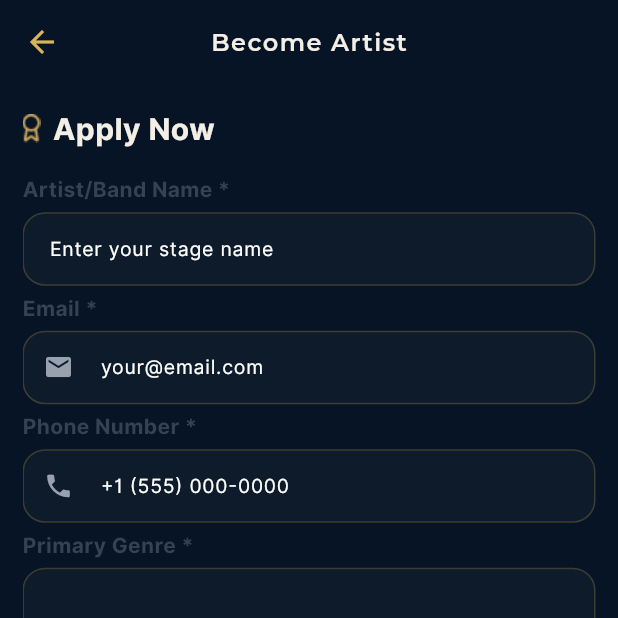
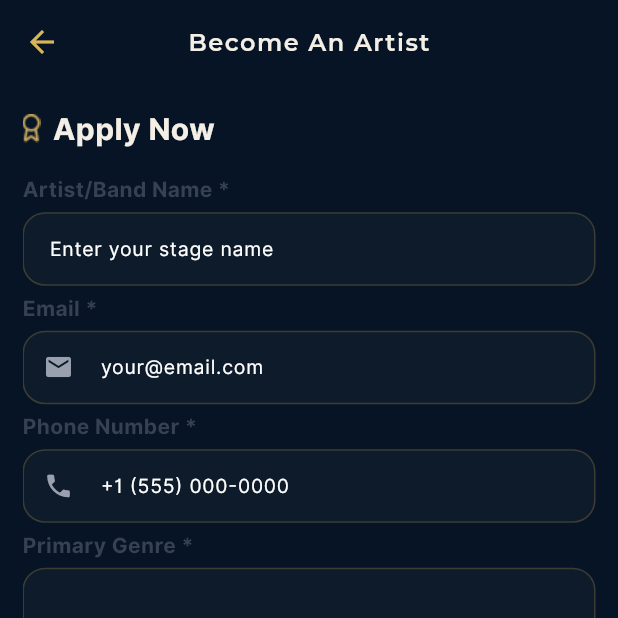
Before and after one commit to Elpadrino971/Eliv, a Flutter app: the BecomeArtist screen opened directly, on a phone screen of 412 x 824 dp, the top half of it. Run offline on Flutter 3.47's test engine with Material 3 defaults, Android fonts, the phone set to English and light mode, and no system bars; our stand-ins replace cached_network_image, firebase_auth, firebase_core, firebase_messaging, flutter_local_notifications, get and 7 more; missing offline and left inert: purchases_flutter, zego_uikit_prebuilt_live_streaming; accounts and stored records are empty.

```diff
--- a/lib/BottomBar/screens/profile/artist_onboarding_screen.dart
+++ b/lib/BottomBar/screens/profile/artist_onboarding_screen.dart
@@ -3,7 +3,7 @@ import 'package:artist/Global/global.dart';
 import 'package:artist/BottomBar/screens/profile/basic_info.dart';
 import 'package:artist/widgets/my_button.dart';
 import 'package:flutter/material.dart';
-import 'package:get/route_manager.dart';
+import 'package:get/get.dart';
 
 class ArtistOnboardingScreen extends StatefulWidget {
   const ArtistOnboardingScreen({super.key});
@@ -29,7 +29,7 @@ class _ArtistOnboardingScreenState extends State<ArtistOnboardingScreen> {
             Spacer(),
 
             MyButton(
-              label: 'Continue',
+              label: 'common_continue'.tr,
               onTap: () {
                 Get.to(() => BasicInfo());
               },
--- a/lib/BottomBar/screens/profile/become_artist.dart
+++ b/lib/BottomBar/screens/profile/become_artist.dart
@@ -5,8 +5,7 @@ import 'package:artist/widgets/my_appBar.dart';
 import 'package:artist/widgets/my_button.dart';
 import 'package:artist/widgets/my_textfield.dart';
 import 'package:flutter/material.dart';
-import 'package:get/get_core/src/get_main.dart';
-import 'package:get/get_navigation/get_navigation.dart';
+import 'package:get/get.dart';
 
 class BecomeArtist extends StatefulWidget {
   const BecomeArtist({super.key});
@@ -26,7 +25,7 @@ class _BecomeArtistState extends State<BecomeArtist> {
   @override
   Widget build(BuildContext context) {
     return Scaffold(
-      appBar: MyAppbar(title: 'Become Artist'),
+      appBar: MyAppbar(title: 'prof_become_artist'.tr),
 
       body: Padding(
         padding: myPadding,
@@ -38,7 +37,7 @@ class _BecomeArtistState extends State<BecomeArtist> {
                 Image.asset('assets/icon7.png'),
                 width(0.02),
                 Text(
-                  'Apply Now',
+                  'ba_apply_now'.tr,
                   style: TextStyle(
                     color: ivory,
                     fontWeight: FontWeight.bold,
@@ -64,7 +63,7 @@ class _BecomeArtistState extends State<BecomeArtist> {
                       ),
                     ),
                     MyTextField(
-                      hintText: 'Enter your stage name',
+                      hintText: 'ba_stage_hint'.tr,
                       controller: nameController,
                       hintColor: Get.isDarkMode ? whiteColor : blackColor,
                     ),
@@ -138,7 +137,7 @@ class _BecomeArtistState extends State<BecomeArtist> {
                     ),
 
                     Text(
-                      'Social Media / Website',
+                      'ba_social'.tr,
                       style: TextStyle(
                         color: Color(0xff364153),
                         fontWeight: FontWeight.bold,
@@ -158,7 +157,7 @@ class _BecomeArtistState extends State<BecomeArtist> {
                     ),
 
                     Text(
-                      'Tell Us About Yourself',
+                      'ba_tell_about'.tr,
                       style: TextStyle(
                         color: Color(0xff364153),
                         fontWeight: FontWeight.bold,
@@ -174,7 +173,7 @@ class _BecomeArtistState extends State<BecomeArtist> {
                     height(0.01),
 
                     MyButton(
-                      label: 'Submit Application',
+                      label: 'ba_submit_app'.tr,
                       onTap: () {
                         myLoadingDialog(title: 'Weating For Submition');
                         Future.delayed(Duration(seconds: 3), () {
```
Also changed, not shown: lib/BottomBar/screens/profile/artist_bank_details.dart (+11 -12 lines), lib/BottomBar/screens/profile/artist_basic_info.dart (+13 -13 lines), lib/BottomBar/screens/profile/basic_info.dart (+11 -11 lines), lib/BottomBar/screens/profile/personal_screen.dart (+7 -7 lines).
